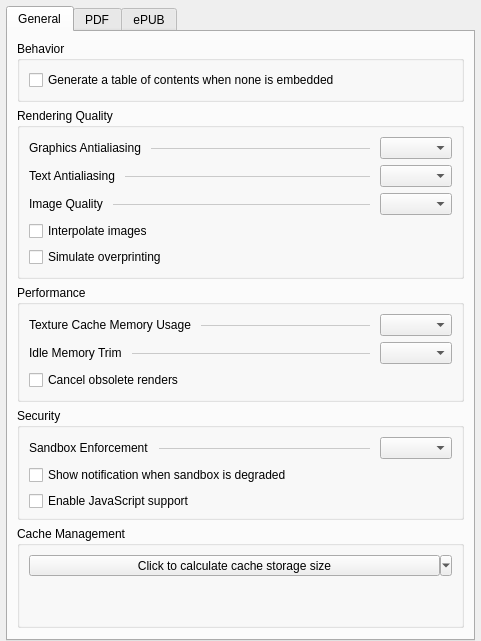
Qt form src/generator/config/settingswidget.ui (l4rzy/okular-mupdf-ng) before a commit.
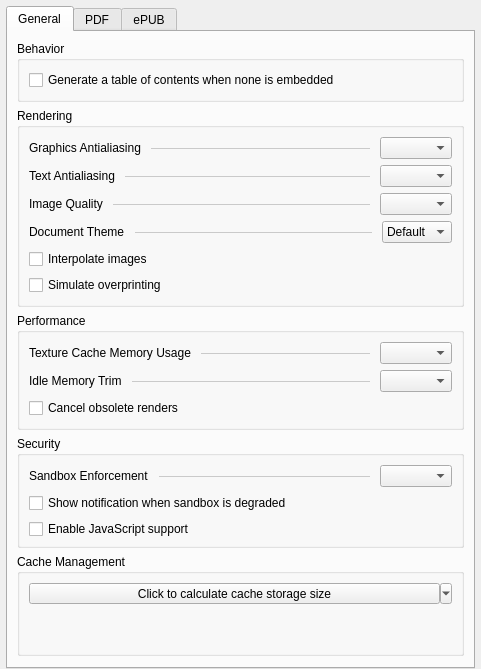
The same form after that commit. Custom widgets are drawn as their Qt base class.

What changed in the file:
```diff
--- a/src/generator/config/settingswidget.ui
+++ b/src/generator/config/settingswidget.ui
@@ -58,7 +58,7 @@
        <item>
         <widget class="QGroupBox" name="renderingQualityBox">
          <property name="title">
-          <string>Rendering Quality</string>
+          <string>Rendering</string>
          </property>
          <layout class="QVBoxLayout" name="verticalLayout_rendering">
           <item>
@@ -169,6 +169,58 @@
             </item>
            </layout>
           </item>
+          <item>
+           <layout class="QHBoxLayout" name="horizontalLayout_theme">
+            <property name="spacing">
+             <number>10</number>
+            </property>
+            <item>
+             <widget class="QLabel" name="labelDocumentTheme">
+              <property name="text">
+               <string>Document Theme</string>
+              </property>
+             </widget>
+            </item>
+            <item>
+             <widget class="QFrame" name="line_theme">
+              <property name="sizePolicy">
+               <sizepolicy hsizetype="Expanding" vsizetype="Fixed">
+                <horstretch>1</horstretch>
+                <verstretch>0</verstretch>
+               </sizepolicy>
+              </property>
+              <property name="styleSheet">
+               <string notr="true">border: none; border-bottom: 1px solid palette(midlight);</string>
+              </property>
+              <property name="frameShape">
+               <enum>QFrame::Shape::HLine</enum>
+              </property>
+              <property name="frameShadow">
+               <enum>QFrame::Shadow::Plain</enum>
+              </property>
+             </widget>
+            </item>
+            <item>
+             <widget class="QComboBox" name="kcfg_ReadingTheme">
+              <item>
+               <property name="text">
+                <string>Default</string>
+               </property>
+              </item>
+              <item>
+               <property name="text">
+                <string>Dusk</string>
+               </property>
+              </item>
+              <item>
+               <property name="text">
+                <string>Dark</string>
+               </property>
+              </item>
+             </widget>
+            </item>
+           </layout>
+          </item>
           <item>
            <widget class="QCheckBox" name="kcfg_ImageInterpolation">
             <property name="text">
```
